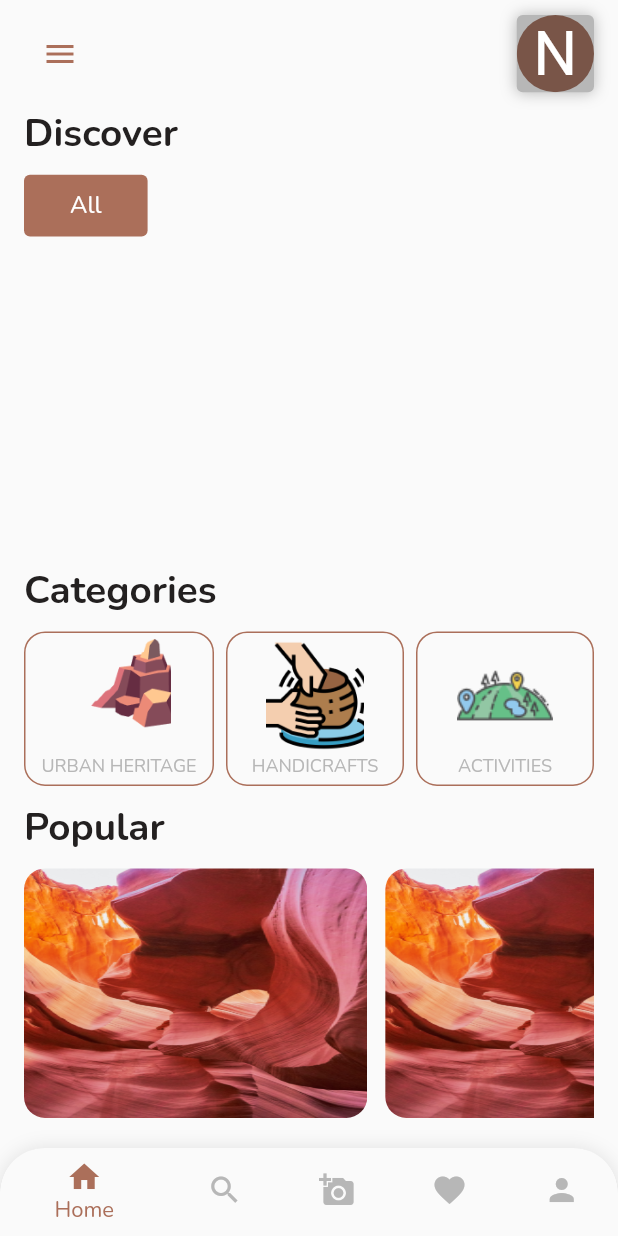
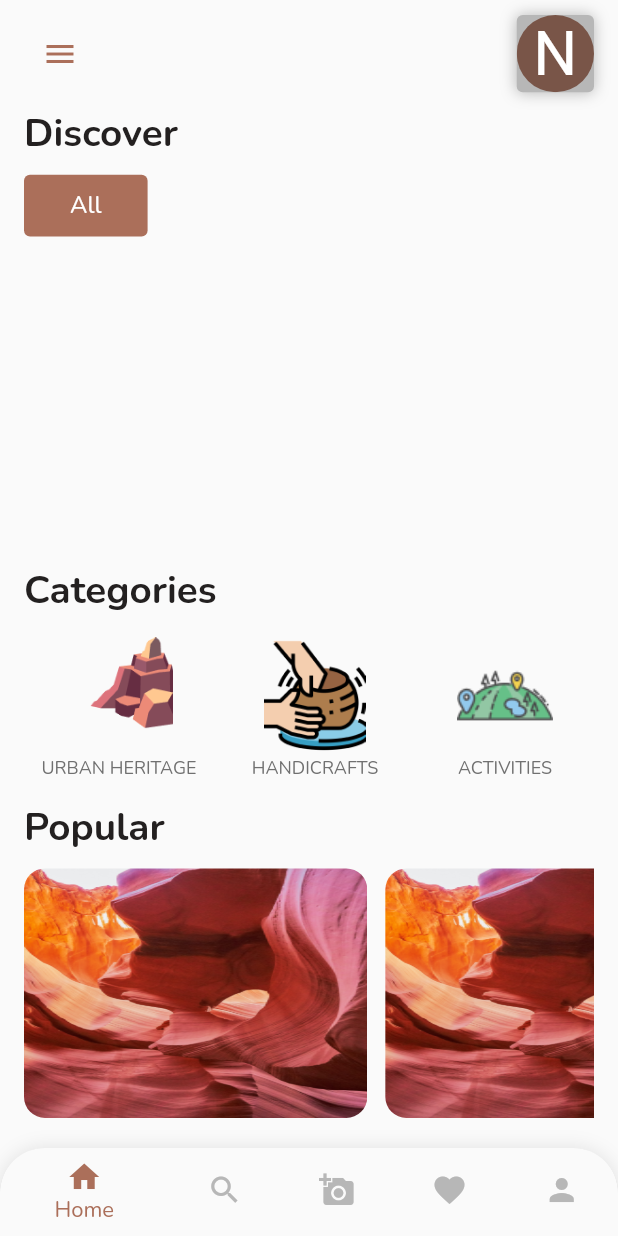
Before and after one commit to 0Ahmad0/atharna, a Flutter app: the NavBarScreen screen opened by its route, on a phone screen of 412 x 824 dp. Run offline on Flutter 3.47's test engine with Material 2 defaults, Android fonts, the phone set to English and light mode, and no system bars; drawn by our look-alikes of cached_network_image; our stand-ins replace animate_do, cloud_firestore, dotted_border, firebase_auth, firebase_core, firebase_storage and 9 more; missing offline and left inert: circle_progress_bar, flutter_osm_plugin, flutter_verification_code; accounts and stored records are empty; network calls fail.

```diff
--- a/lib/view/screens/home/home_screen.dart
+++ b/lib/view/screens/home/home_screen.dart
@@ -206,17 +206,15 @@ class _HomeScreenState extends State<HomeScreen> {
                   padding: const EdgeInsets.all(AppPadding.p4),
                   margin: EdgeInsets.only(left: i==0?0:AppMargin.m8),
                   width: Sizer.getW(context) / 3,
-                  decoration: BoxDecoration(
-                      border: Border.all(color: ColorManager.primary),
-                      borderRadius: BorderRadius.circular(AppSize.s14)
-                  ),
+
                   child: Column(
                     children: [
                       Expanded(
                         child: Image.asset(AppConstants.categoriesList[i].image),
                       ),
                       SizedBox(height: AppSize.s1_5,),
-                      Text(AppConstants.categoriesList[i].name,style: getRegularStyle(color: ColorManager.lightGray,
+                      Text(AppConstants.categoriesList[i].name,style:
+                      getRegularStyle(color: ColorManager.blackGray,
                       ),)
                     ],
                   ),
```
